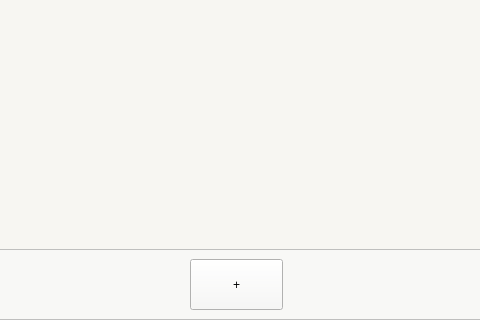
This is widget.ui in AlexFerraro/ListaDeCompras as Qt 5 draws it before an edit; both pictures show x 120 to 600 and y 821 to 1141 of the 720 by 1141 pixel window. The edited form follows.
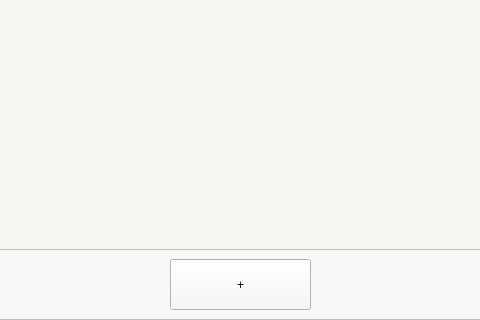
This is the edited form.

The edit to the form file:
```diff
--- a/widget.ui
+++ b/widget.ui
@@ -120,9 +120,9 @@
    <widget class="QPushButton" name="ProductADDpushButton">
     <property name="geometry">
      <rect>
-      <x>310</x>
+      <x>290</x>
       <y>10</y>
-      <width>93</width>
+      <width>141</width>
       <height>51</height>
      </rect>
     </property>
```
Left out of the diff: 2 changed lines with no effect on the pictures.
